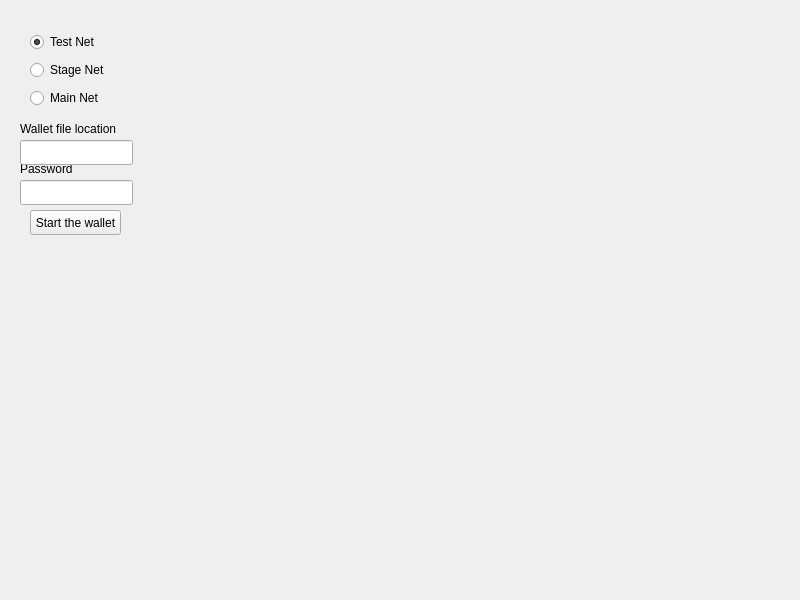
Before: the Qt Designer form src/qtwallet/mainwindow.ui in VanGrx/safexcore, drawn with Qt 5.
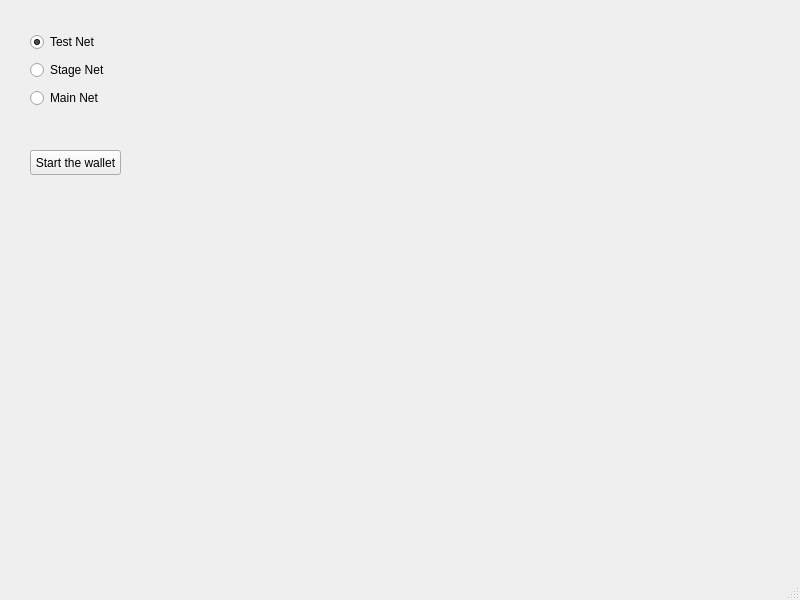
After: the same form once the commit is applied.

Commit message: Added Qt wallet to build system

```diff
--- a/src/qtwallet/mainwindow.ui
+++ b/src/qtwallet/mainwindow.ui
@@ -19,7 +19,7 @@
      <rect>
       <x>30</x>
       <y>30</y>
-      <width>95</width>
+      <width>84</width>
       <height>83</height>
      </rect>
     </property>
@@ -63,71 +63,27 @@
     <property name="geometry">
      <rect>
       <x>30</x>
-      <y>210</y>
+      <y>150</y>
       <width>91</width>
       <height>25</height>
      </rect>
     </property>
-    <property name="sizePolicy">
-     <sizepolicy hsizetype="Minimum" vsizetype="Expanding">
-      <horstretch>0</horstretch>
-      <verstretch>0</verstretch>
-     </sizepolicy>
-    </property>
     <property name="text">
      <string>Start the wallet</string>
     </property>
    </widget>
-   <widget class="QLabel" name="label">
-    <property name="geometry">
-     <rect>
-      <x>20</x>
-      <y>120</y>
-      <width>111</width>
-      <height>17</height>
-     </rect>
-    </property>
-    <property name="text">
-     <string>Wallet file location</string>
-    </property>
-   </widget>
-   <widget class="QLabel" name="label_2">
-    <property name="geometry">
-     <rect>
-      <x>20</x>
-      <y>160</y>
-      <width>101</width>
-      <height>17</height>
-     </rect>
-    </property>
-    <property name="text">
-     <string>Password</string>
-    </property>
-   </widget>
-   <widget class="QLineEdit" name="fileLocationEdit">
-    <property name="geometry">
-     <rect>
-      <x>20</x>
-      <y>140</y>
-      <width>113</width>
-      <height>25</height>
-     </rect>
-    </property>
-   </widget>
-   <widget class="QLineEdit" name="passwordEdit">
-    <property name="geometry">
-     <rect>
-      <x>20</x>
-      <y>180</y>
-      <width>113</width>
-      <height>25</height>
-     </rect>
-    </property>
-    <property name="echoMode">
-     <enum>QLineEdit::Password</enum>
-    </property>
-   </widget>
   </widget>
+  <widget class="QMenuBar" name="menubar">
+   <property name="geometry">
+    <rect>
+     <x>0</x>
+     <y>0</y>
+     <width>800</width>
+     <height>22</height>
+    </rect>
+   </property>
+  </widget>
+  <widget class="QStatusBar" name="statusbar"/>
  </widget>
  <resources/>
  <connections>
```
Left out of the diff: 4 changed lines with no effect on the pictures. The commit also changes 8 other files.
